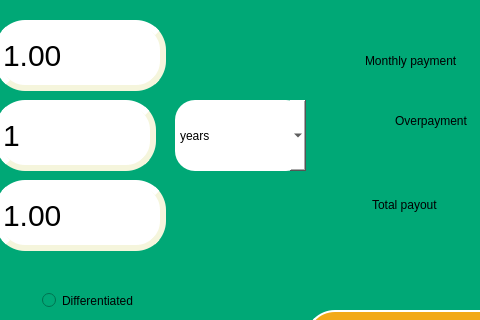
First picture: the form in src/view/s21_credit.ui, repository DonOutcast/s21_SmartCalc-v2.0, before the edit; both pictures show x 225 to 705 and y 0 to 320 of the 1020 by 521 pixel window.
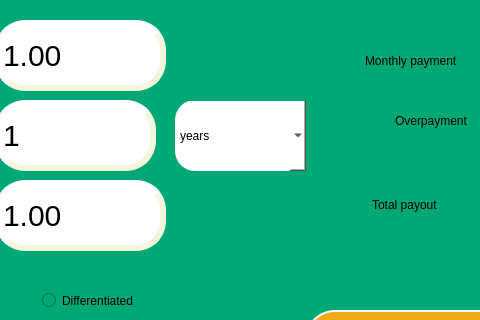
Second picture: the form after the edit. Icons and pictures are not drawn.

What changed in the file:
```diff
--- a/src/view/s21_credit.ui
+++ b/src/view/s21_credit.ui
@@ -508,6 +508,22 @@
     <string>Number month</string>
    </property>
   </widget>
+  <widget class="QLabel" name="label_9">
+   <property name="geometry">
+    <rect>
+     <x>400</x>
+     <y>-10</y>
+     <width>131</width>
+     <height>111</height>
+    </rect>
+   </property>
+   <property name="styleSheet">
+    <string notr="true">background-image: url(&quot;/Users/lymondgl/Desktop/s21_SmartCalc-v2.0/src/images/sber.png&quot;);</string>
+   </property>
+   <property name="text">
+    <string/>
+   </property>
+  </widget>
  </widget>
  <resources/>
  <connections/>
```
